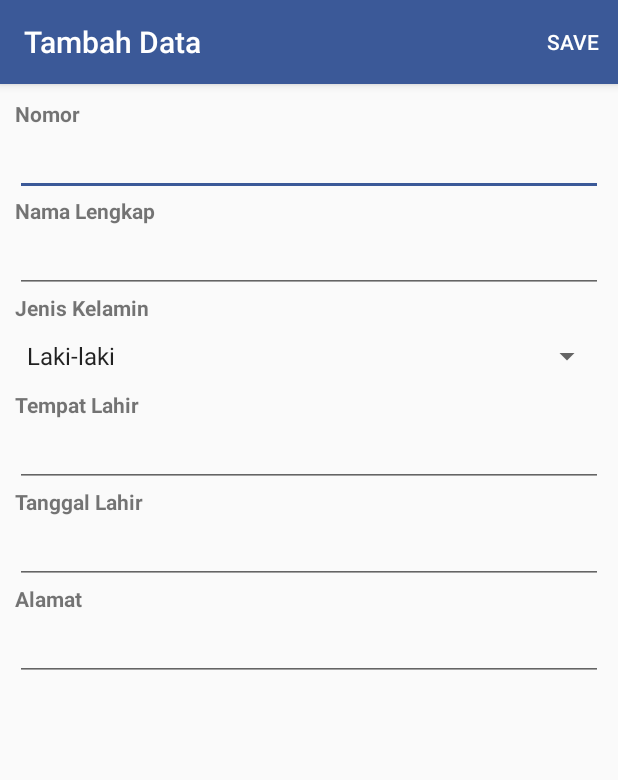
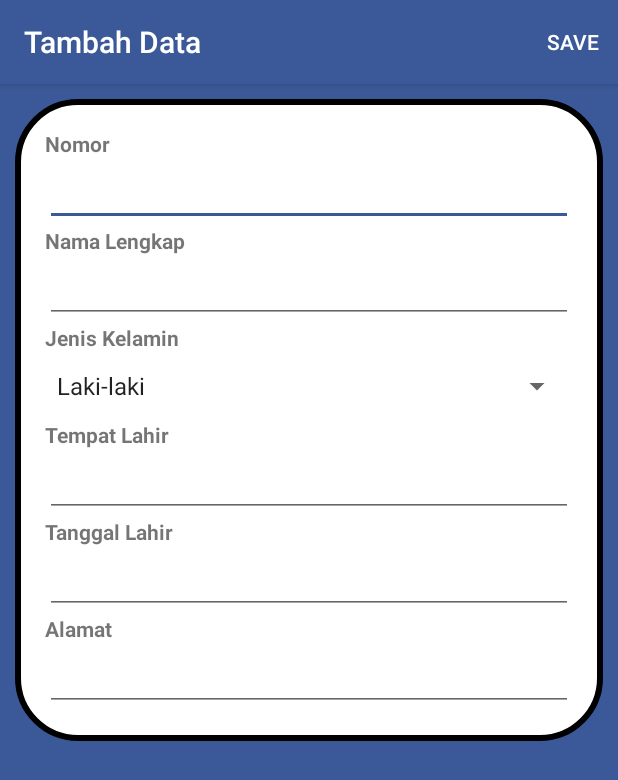
Before and after one commit to ALU-syntax/DataDiriApp, an Android app: the screen it shows after launch (AddActivity), after a tap on an icon or button, on a phone screen of 412 x 824 dp. Shown: the top 780 px of the screen. Run offline under Robolectric (Android 15) with nearby library versions, the phone set to English and light mode, and no system bars.

Commit message:
Update UI

```diff
--- /dev/null
+++ b/app/src/main/java/com/kelompok14/android/DataDiriApp/SplashScreenActivity.java
@@ -0,0 +1,26 @@
+package com.kelompok14.android.DataDiriApp;
+
+import android.content.Intent;
+import android.os.Handler;
+import android.support.v7.app.AppCompatActivity;
+import android.os.Bundle;
+
+import com.example.py7.appbiodata.R;
+
+public class SplashScreenActivity extends AppCompatActivity {
+
+    @Override
+    protected void onCreate(Bundle savedInstanceState) {
+        super.onCreate(savedInstanceState);
+        setContentView(R.layout.activity_splash_screen);
+
+        new Handler().postDelayed(new Runnable() {
+            @Override
+            public void run() {
+                Intent i = new Intent(SplashScreenActivity.this, MainActivity.class);
+                startActivity(i);
+                finish();
+            }
+        }, 4500);
+    }
+}
--- a/app/src/main/res/drawable/ic_add.xml
+++ b/app/src/main/res/drawable/ic_add.xml
@@ -1,5 +1,5 @@
-<vector android:height="24dp" android:tint="#FFFFFF"
+<vector android:height="24dp" android:tint="#000000"
     android:viewportHeight="24.0" android:viewportWidth="24.0"
     android:width="24dp" xmlns:android="http://schemas.android.com/apk/res/android">
-    <path android:fillColor="#FF000000" android:pathData="M19,13h-6v6h-2v-6H5v-2h6V5h2v6h6v2z"/>
+    <path android:fillColor="#FFFFFF" android:pathData="M19,13h-6v6h-2v-6H5v-2h6V5h2v6h6v2z"/>
 </vector>
--- /dev/null
+++ b/app/src/main/res/drawable/shape_main.xml
@@ -0,0 +1,7 @@
+<?xml version="1.0" encoding="utf-8"?>
+<shape android:shape="rectangle"
+    xmlns:android="http://schemas.android.com/apk/res/android">
+    <corners android:radius="40dp"/>
+    <stroke android:color="@android:color/black" android:width="4dp"/>
+    <solid android:color="@android:color/white"/>
+</shape>
--- a/app/src/main/res/layout/activity_add.xml
+++ b/app/src/main/res/layout/activity_add.xml
@@ -6,6 +6,7 @@
     android:layout_width="match_parent"
     android:layout_height="match_parent"
     tools:context="com.kelompok14.android.DataDiriApp.AddActivity"
+    android:background="@color/colorPrimary"
     android:orientation="vertical">
 
     <ScrollView
@@ -15,10 +16,13 @@
             android:layout_width="match_parent"
             android:layout_height="wrap_content"
             android:orientation="vertical"
-            android:layout_margin="10dp">
+            android:background="@drawable/shape_main"
+            android:layout_margin="10dp"
+            android:padding="20dp">
             <EditText
                 android:layout_width="match_parent"
                 android:layout_height="wrap_content"
+
                 android:visibility="gone"/>
             <TextView
                 android:layout_width="wrap_content"
```
Also changed, not shown: app/src/main/AndroidManifest.xml (+14 -7 lines), app/src/main/res/layout/activity_main.xml (+15 -3 lines), app/src/main/res/layout/activity_splash_screen.xml (added, +35 -0 lines).
